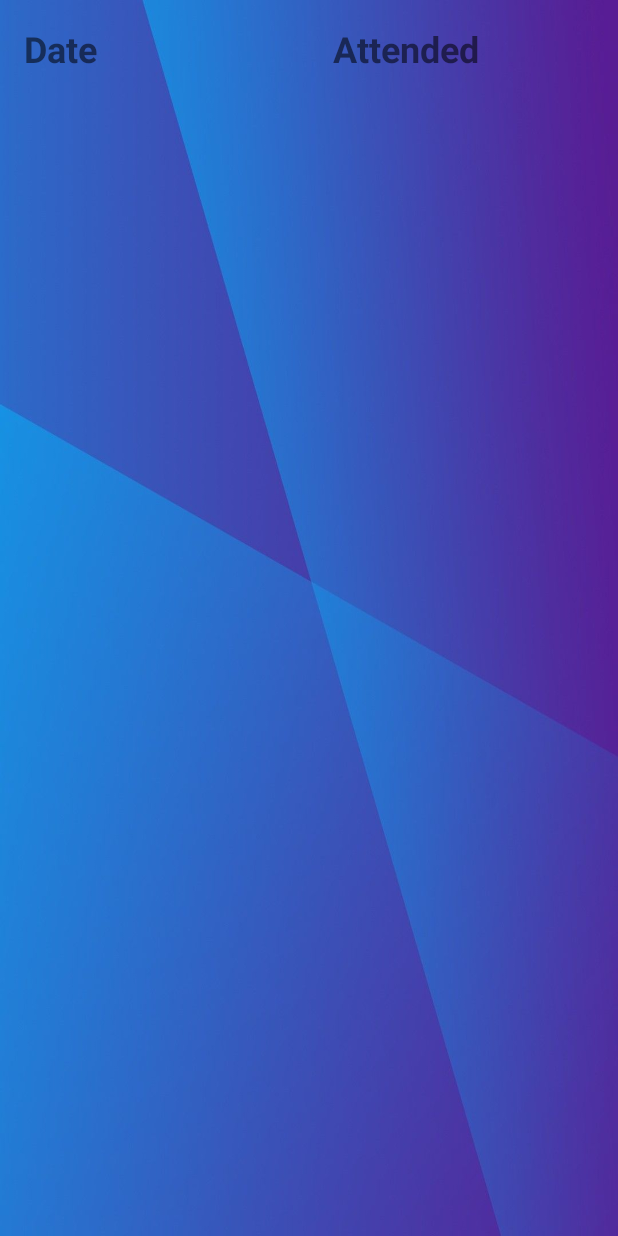
After one commit to SouravKumar22/MyAT, an Android app: the ViewAttendance screen opened directly, with no data from a screen before it, on a phone screen of 412 x 824 dp. The commit adds this screen. Run offline under Robolectric (Android 15) with nearby library versions, the light colour scheme and no system bars; our stand-ins replace Firebase (no records; nobody signed in at launch, a user with empty details on screens opened directly).

Commit message:
14:32 1st Aug

```diff
--- a/app/build.gradle
+++ b/app/build.gradle
@@ -3,6 +3,7 @@ plugins {
     id 'org.jetbrains.kotlin.android'
     id 'com.google.gms.google-services'
 }
+
 
 android {
     compileSdk 33
@@ -35,6 +36,8 @@ ext {
 
 dependencies {
 
+    implementation 'com.squareup.picasso:picasso:2.8'
+    implementation 'jp.wasabeef:picasso-transformations:2.4.0'
     //implementation 'androidx.core:core-ktx:1.10.1'
     implementation "org.jetbrains.kotlin:kotlin-stdlib:$kotlinVersion"
     implementation 'androidx.appcompat:appcompat:1.6.1'
@@ -42,9 +45,9 @@ dependencies {
     implementation 'androidx.constraintlayout:constraintlayout:2.1.4'
     implementation 'com.google.firebase:firebase-firestore-ktx:24.7.0'
     implementation 'com.google.android.gms:play-services-location:21.0.0'
+
     implementation 'com.google.firebase:firebase-database-ktx:20.2.2'
     implementation 'com.google.firebase:firebase-storage-ktx:20.2.1'
-    implementation 'com.github.bumptech.glide:glide:4.12.0'
     testImplementation 'junit:junit:4.13.2'
     androidTestImplementation 'androidx.test.ext:junit:1.1.5'
     androidTestImplementation 'androidx.test.espresso:espresso-core:3.5.1'
--- a/app/src/main/AndroidManifest.xml
+++ b/app/src/main/AndroidManifest.xml
@@ -19,6 +19,7 @@
         android:theme="@style/AppTheme"
         android:uiOptions="splitActionBarWhenNarrow"
         tools:targetApi="31">
+
         <activity
             android:name=".Attendance"
             android:exported="false" />
@@ -41,6 +42,9 @@
             android:name=".delete_profile"
             android:exported="false" />
         <activity
+            android:name=".ViewAttendance"
+            android:exported="false" />
+        <activity
             android:name=".splashscreen"
             android:exported="true">
             <intent-filter>
--- a/app/src/main/java/com/example/myat/UserSharedPreferences.kt
+++ b/app/src/main/java/com/example/myat/UserSharedPreferences.kt
@@ -1,4 +1,9 @@
 import android.content.Context
+
+/*
+    SharedPreferences in android is a simple key-value storage
+    that allows you to store and retrieve small amounts of data locally in device
+*/
 
 // Function to save data in Shared Preferences
 fun saveDataToSharedPreferences(context: Context, key: String, value: String) {
--- /dev/null
+++ b/app/src/main/java/com/example/myat/ViewAttendance.kt
@@ -0,0 +1,75 @@
+package com.example.myat// ListActivity.kt
+import android.os.Bundle
+import android.util.Log
+import android.view.Display
+import android.widget.ArrayAdapter
+import android.widget.ListView
+import android.widget.TableLayout
+import android.widget.TableRow
+import android.widget.TextView
+import android.widget.Toast
+import androidx.appcompat.app.AppCompatActivity
+import com.example.myat.R
+import com.google.firebase.auth.FirebaseAuth
+import com.google.firebase.firestore.FirebaseFirestore
+import com.google.firebase.firestore.Query
+
+class ViewAttendance : AppCompatActivity() {
+
+
+    override fun onCreate(savedInstanceState: Bundle?) {
+        super.onCreate(savedInstanceState)
+        setContentView(R.layout.activity_view_attendance)
+        val tableLayout: TableLayout = findViewById(R.id.tableLayout)
+
+        displayAttendanceData(tableLayout)
+
+        /*
+        // Set a click listener for the ListView items
+        listView.setOnItemClickListener { parent, view, position, id ->
+            val selectedItem = dataList[position]
+            Toast.makeText(this, "Clicked: $selectedItem", Toast.LENGTH_SHORT).show()
+        }*/
+    }
+
+    private fun displayAttendanceData(tableLayout:TableLayout) {
+        val user_id = FirebaseAuth.getInstance().currentUser!!.uid
+
+        val dataMap: HashMap<Any, String> = HashMap()
+        FirebaseFirestore.getInstance().collection("users").document(user_id.trim()).collection("attendance").get().addOnCompleteListener{
+                querySnapshot ->
+            if (querySnapshot.isSuccessful) {
+                for (document in querySnapshot.result!!) {
+                    val attended: String = document.getString("attended").toString()
+                    val date: Any = document.getString("date").toString()
+
+                    dataMap[date] = attended
+                    // Store the key-value pair in the Map
+                    Log.e("datamap",dataMap.toString())
+                }
+               // val sortedByDate = dataMap.toList().sort { (_, value) -> value }.toMap()
+
+
+                for ((key, value) in dataMap) {
+                    val row = TableRow(this)
+                    val keyTextView = TextView(this)
+                    val valueTextView = TextView(this)
+
+                    keyTextView.text = key as CharSequence?
+                    valueTextView.text = value
+
+                    keyTextView.textSize = 20f
+                    valueTextView.textSize = 20f
+                    // Add padding and other styles if needed
+                    keyTextView.setPadding(16, 8, 8, 8)
+                    valueTextView.setPadding(16, 8, 8, 8)
+
+                    row.addView(keyTextView)
+                    row.addView(valueTextView)
+
+                    tableLayout.addView(row)
+                }
+            }
+        }
+    }
+}
--- a/app/src/main/java/com/example/myat/sign_up.kt
+++ b/app/src/main/java/com/example/myat/sign_up.kt
@@ -1,11 +1,7 @@
 package com.example.myat
 import android.content.Intent
 import android.os.Bundle
-import android.util.Log
-import android.widget.Button
-import android.widget.EditText
-import android.widget.TextView
-import android.widget.Toast
+import android.widget.*
 import androidx.appcompat.app.AppCompatActivity
 import com.google.firebase.auth.FirebaseAuth
 import com.google.firebase.auth.ktx.auth
--- a/app/src/main/res/drawable/image_bg.xml
+++ b/app/src/main/res/drawable/image_bg.xml
@@ -6,6 +6,6 @@
         android:width="1dp"
         android:height="1dp"
         />
-    <solid android:color="@color/white"/>
+    <solid android:color="@color/black"/>
 
 </shape>
--- a/app/src/main/res/layout/activity_main.xml
+++ b/app/src/main/res/layout/activity_main.xml
@@ -25,7 +25,9 @@
             android:id="@+id/profileImg2"
             android:layout_width="100dp"
             android:layout_height="100dp"
-            android:src="@drawable/logo1" />
+            android:src="@drawable/ic_person"
+            android:background="@drawable/image_bg"
+            android:scaleType="centerCrop"/>
         <View
             android:layout_width="match_parent"
             android:layout_height="5dp" />
--- /dev/null
+++ b/app/src/main/res/layout/activity_view_attendance.xml
@@ -0,0 +1,54 @@
+<?xml version="1.0" encoding="utf-8"?>
+<androidx.constraintlayout.widget.ConstraintLayout xmlns:android="http://schemas.android.com/apk/res/android"
+    xmlns:app="http://schemas.android.com/apk/res-auto"
+    xmlns:tools="http://schemas.android.com/tools"
+    android:layout_width="match_parent"
+    android:layout_height="match_parent"
+    tools:context=".ViewAttendance"
+    android:background="@drawable/img">
+
+    <LinearLayout
+        android:layout_width="match_parent"
+        android:layout_height="wrap_content"
+        tools:ignore="MissingConstraints"
+        android:orientation="horizontal">
+    <TextView
+        android:layout_width="0dp"
+        android:layout_height="wrap_content"
+        android:layout_weight="0.5"
+        android:text="Date"
+        tools:ignore="MissingConstraints"
+        android:stretchColumns="*"
+        android:padding="16dp"
+        android:textSize="24sp"
+        android:textStyle="bold" />
+    <TextView
+        android:layout_width="0dp"
+        android:layout_height="wrap_content"
+        android:layout_weight="0.5"
+        android:text="Attended"
+        tools:ignore="MissingConstraints"
+        android:stretchColumns="*"
+        android:padding="16dp"
+        android:textSize="24sp"
+        android:textStyle="bold"/>
+    </LinearLayout>
+
+    <!-- activity_list.xml -->
+    <ScrollView
+        android:layout_width="match_parent"
+        android:layout_height="wrap_content"
+        tools:ignore="MissingConstraints">
+
+
+        <TableLayout
+            android:id="@+id/tableLayout"
+            android:layout_width="match_parent"
+            android:layout_height="wrap_content"
+            android:stretchColumns="*"
+            android:paddingTop="50dp"
+            android:paddingLeft="16dp" />
+
+    </ScrollView>
+
+</androidx.constraintlayout.widget.ConstraintLayout>
--- a/app/src/main/res/layout/fragment_edit.xml
+++ b/app/src/main/res/layout/fragment_edit.xml
@@ -19,7 +19,9 @@
             android:id="@+id/profileImg2"
             android:layout_width="wrap_content"
             android:layout_height="wrap_content"
-            android:src="@drawable/logo1" />
+            android:src="@drawable/logo1"
+            android:scaleType="centerCrop"
+            />
 
         <View
             android:layout_width="match_parent"
--- a/gradle.properties
+++ b/gradle.properties
@@ -15,6 +15,7 @@ org.gradle.jvmargs=-Xmx2048m -Dfile.encoding=UTF-8
 # Android operating system, and which are packaged with your app"s APK
 # https://developer.android.com/topic/libraries/support-library/androidx-rn
 android.useAndroidX=true
+android.enableJetifier=true
 # Kotlin code style for this project: "official" or "obsolete":
 kotlin.code.style=official
 # Enables namespacing of each library's R class so that its R class includes only the
```
Also changed, not shown: app/src/main/java/com/example/myat/Attendance.kt (+27 -3 lines), app/src/main/java/com/example/myat/MainActivity.kt (+83 -17 lines), app/src/main/java/com/example/myat/fragments/EditFragment.kt (+43 -1 lines), app/src/main/java/com/example/myat/log_in.kt (+55 -3 lines), app/src/main/res/layout/activity_attendance.xml (+19 -36 lines), app/src/main/res/layout/nav_header.xml (+6 -3 lines), app/src/main/res/menu/nav_menu.xml (+12 -0 lines).
